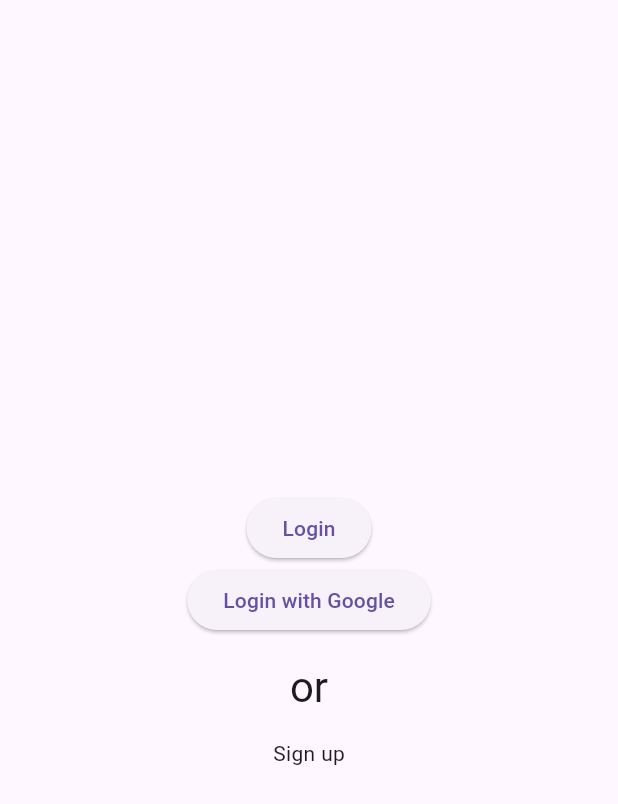
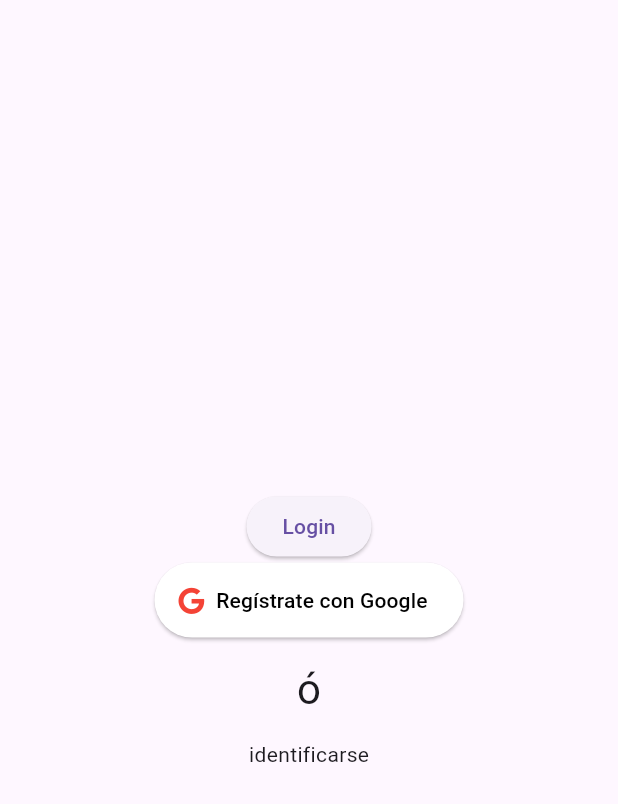
Before and after one commit to Juanpabedoyav/challenges, a Flutter app: the screen it shows after launch, on a phone screen of 412 x 824 dp. Shown: the top 804 px of the screen. Run offline on Flutter 3.47's test engine with Material 3 defaults, Android fonts, the phone set to English and light mode, and no system bars; our stand-ins replace dio, firebase_auth, firebase_core, font_awesome_flutter, get_it, google_sign_in; accounts and stored records are empty.

Commit message:
First step google login

```diff
--- a/lib/app.dart
+++ b/lib/app.dart
@@ -1,4 +1,5 @@
 import 'package:challenge1/features/authentication/presentation/pages/login_screen.dart';
+import 'package:challenge1/features/authentication/presentation/provider/google_sign_in_controller.dart';
 import 'package:challenge1/features/shares/domain/repositories/share_repository.dart';
 import 'package:challenge1/features/shares/domain/usecases/get_shares_use_case.dart';
 import 'package:challenge1/features/shares/presentation/pages/home_page.dart';
@@ -21,8 +22,11 @@ class MyApp extends StatelessWidget {
         providers: [
           ChangeNotifierProvider<SharesController>(
             create: (_) => SharesController(
-                getSharesUseCase:
-                    GetSharesUseCase(GetIt.I<SharesRepository>())),
+              getSharesUseCase: GetSharesUseCase(GetIt.I<SharesRepository>()),
+            ),
+          ),
+          ChangeNotifierProvider<GoogleSignInController>(
+            create: (context) => GoogleSignInController(),
           ),
         ],
         child: Navigator(
--- a/lib/features/authentication/presentation/pages/login_screen.dart
+++ b/lib/features/authentication/presentation/pages/login_screen.dart
@@ -1,4 +1,7 @@
+import 'package:challenge1/features/authentication/presentation/provider/google_sign_in_controller.dart';
 import 'package:flutter/material.dart';
+import 'package:font_awesome_flutter/font_awesome_flutter.dart';
+import 'package:provider/provider.dart';
 
 class LoginScreen extends StatelessWidget {
   const LoginScreen({super.key});
@@ -15,18 +18,34 @@ class LoginScreen extends StatelessWidget {
               onPressed: () {},
               child: const Text('Login'),
             ),
-            ElevatedButton(
-              onPressed: () {},
-              child: const Text('Login with Google'),
+            ElevatedButton.icon(
+              style: ElevatedButton.styleFrom(
+                foregroundColor: Colors.black,
+                backgroundColor: Colors.white,
+                minimumSize: const Size(
+                  90,
+                  50,
+                ),
+              ),
+              onPressed: () {
+                final provider =
+                    Provider.of<GoogleSignInController>(context, listen: false);
+                provider.googleLogin();
+              },
+              icon: const FaIcon(
+                FontAwesomeIcons.google,
+                color: Colors.red,
+              ),
+              label: const Text('Regístrate con Google'),
             ),
             const SizedBox(height: 16),
             Text(
-              'or',
+              'ó',
               style: Theme.of(context).textTheme.headlineMedium,
             ),
             const SizedBox(height: 16),
             GestureDetector(
-              child: const Text('Sign up'),
+              child: const Text('identificarse'),
               onTap: () {
                 Navigator.pushNamed(context, '/account');
               },
--- a/lib/main.dart
+++ b/lib/main.dart
@@ -1,9 +1,14 @@
 import 'package:challenge1/app.dart';
+import 'package:challenge1/firebase_options.dart';
 import 'package:challenge1/injection_container.dart';
+import 'package:firebase_core/firebase_core.dart';
 import 'package:flutter/material.dart';
 
 void main() async {
   WidgetsFlutterBinding.ensureInitialized();
+  await Firebase.initializeApp(
+    options: DefaultFirebaseOptions.currentPlatform,
+  );
   injectionContainer();
   runApp(const MyApp());
 }
--- a/pubspec.yaml
+++ b/pubspec.yaml
@@ -46,6 +46,8 @@ dependencies:
   get_it: ^7.7.0
   firebase_auth: ^5.1.0
   google_sign_in: ^6.2.1
+  font_awesome_flutter: ^10.7.0
+  firebase_core: ^3.1.1
 dev_dependencies:
   flutter_test:
     sdk: flutter
```
Also changed, not shown: lib/features/authentication/presentation/provider/google_sign_in_controller.dart (added, +30 -0 lines), firebase.json (added), lib/firebase_options.dart (added), pubspec.lock, 7 other files.
